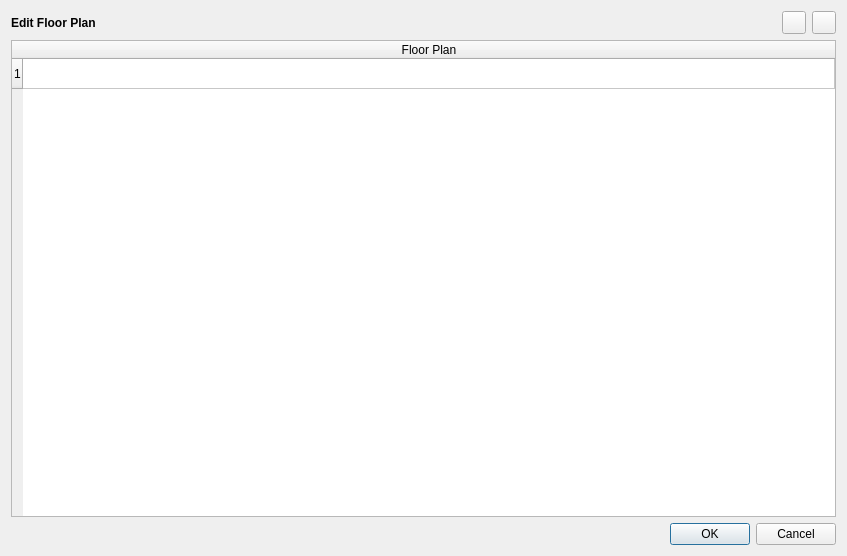
Before: the Qt Designer form UI/autobuilder_floordesign_v1.ui in UofT-Seismic-Design-Team/Autobuilder-3.0, drawn with Qt 5.
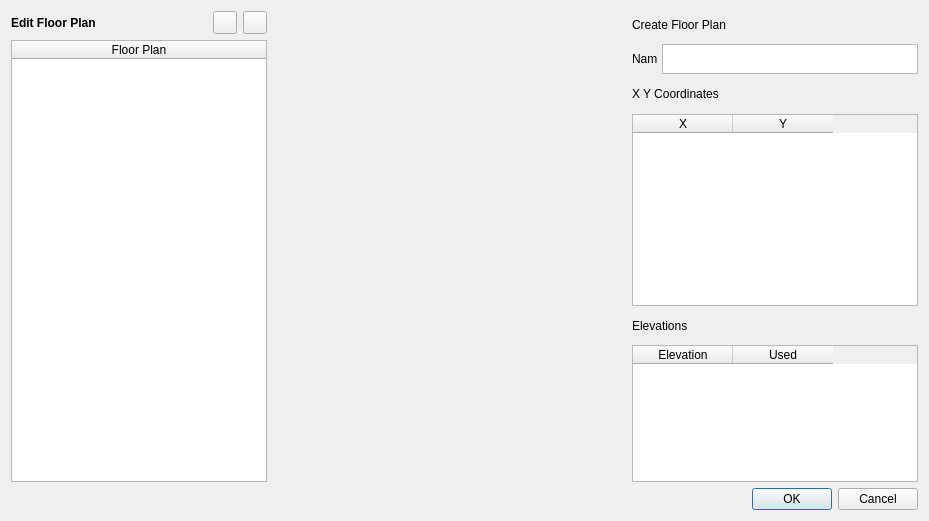
After: the same form once the commit is applied. Custom widgets are drawn as their Qt base class.

```diff
--- a/UI/autobuilder_floordesign_v1.ui
+++ b/UI/autobuilder_floordesign_v1.ui
@@ -6,8 +6,8 @@
    <rect>
     <x>0</x>
     <y>0</y>
-    <width>847</width>
-    <height>556</height>
+    <width>929</width>
+    <height>521</height>
    </rect>
   </property>
   <property name="windowTitle">
@@ -15,9 +15,9 @@
   </property>
   <layout class="QVBoxLayout" name="verticalLayout">
    <item>
-    <layout class="QHBoxLayout" name="horizontalLayout_2">
+    <layout class="QVBoxLayout" name="verticalLayout_2">
      <item>
-      <layout class="QVBoxLayout" name="verticalLayout_3">
+      <layout class="QHBoxLayout" name="horizontalLayout_2">
        <item>
         <layout class="QVBoxLayout" name="verticalLayout_4">
          <item>
@@ -59,11 +59,6 @@
            <attribute name="horizontalHeaderStretchLastSection">
             <bool>true</bool>
            </attribute>
-           <row>
-            <property name="text">
-             <string>1</string>
-            </property>
-           </row>
            <column>
             <property name="text">
              <string>Floor Plan</string>
@@ -73,6 +68,135 @@
          </item>
         </layout>
        </item>
+       <item>
+        <widget class="ViewSectionWidget" name="FloorPlanViewer" native="true">
+         <property name="sizePolicy">
+          <sizepolicy hsizetype="Preferred" vsizetype="Preferred">
+           <horstretch>1</horstretch>
+           <verstretch>0</verstretch>
+          </sizepolicy>
+         </property>
+         <property name="minimumSize">
+          <size>
+           <width>250</width>
+           <height>0</height>
+          </size>
+         </property>
+        </widget>
+       </item>
+       <item>
+        <layout class="QVBoxLayout" name="verticalLayout_3" stretch="1,1,1,0,1,5">
+         <property name="spacing">
+          <number>6</number>
+         </property>
+         <item>
+          <widget class="QLabel" name="CreateFloorPlan">
+           <property name="maximumSize">
+            <size>
+             <width>100</width>
+             <height>30</height>
+            </size>
+           </property>
+           <property name="text">
+            <string>Create Floor Plan</string>
+           </property>
+          </widget>
+         </item>
+         <item>
+          <layout class="QHBoxLayout" name="DisplayFloorText">
+           <property name="spacing">
+            <number>5</number>
+           </property>
+           <property name="sizeConstraint">
+            <enum>QLayout::SetMaximumSize</enum>
+           </property>
+           <item>
+            <widget class="QLabel" name="DisplayLabelName">
+             <property name="minimumSize">
+              <size>
+               <width>25</width>
+               <height>30</height>
+              </size>
+             </property>
+             <property name="maximumSize">
+              <size>
+               <width>25</width>
+               <height>30</height>
+              </size>
+             </property>
+             <property name="text">
+              <string>Name</string>
+             </property>
+            </widget>
+           </item>
+           <item>
+            <widget class="QTextEdit" name="SelectedFloorName">
+             <property name="enabled">
+              <bool>true</bool>
+             </property>
+             <property name="maximumSize">
+              <size>
+               <width>16777215</width>
+               <height>30</height>
+              </size>
+             </property>
+             <property name="layoutDirection">
+              <enum>Qt::LeftToRight</enum>
+             </property>
+             <property name="readOnly">
+              <bool>true</bool>
+             </property>
+            </widget>
+           </item>
+          </layout>
+         </item>
+         <item>
+          <widget class="QLabel" name="XYCoord">
+           <property name="text">
+            <string>X Y Coordinates</string>
+           </property>
+          </widget>
+         </item>
+         <item>
+          <widget class="QTableWidget" name="XYCoordTable">
+           <column>
+            <property name="text">
+             <string>X</string>
+            </property>
+           </column>
+           <column>
+            <property name="text">
+             <string>Y</string>
+            </property>
+           </column>
+          </widget>
+         </item>
+         <item>
+          <widget class="QLabel" name="ElevationLabel">
+           <property name="text">
+            <string>Elevations</string>
+           </property>
+          </widget>
+         </item>
+         <item>
+          <widget class="QTableWidget" name="ElevationTable">
+           <property name="layoutDirection">
+            <enum>Qt::LeftToRight</enum>
+           </property>
+           <column>
+            <property name="text">
+             <string>Elevation</string>
+            </property>
+           </column>
+           <column>
+            <property name="text">
+             <string>Used</string>
+            </property>
+           </column>
+          </widget>
+         </item>
+        </layout>
+       </item>
       </layout>
      </item>
     </layout>
@@ -86,6 +210,14 @@
    </item>
   </layout>
  </widget>
+ <customwidgets>
+  <customwidget>
+   <class>ViewSectionWidget</class>
+   <extends>QWidget</extends>
+   <header location="global">View2DEngine</header>
+   <container>1</container>
+  </customwidget>
+ </customwidgets>
  <resources/>
  <connections/>
 </ui>
```
